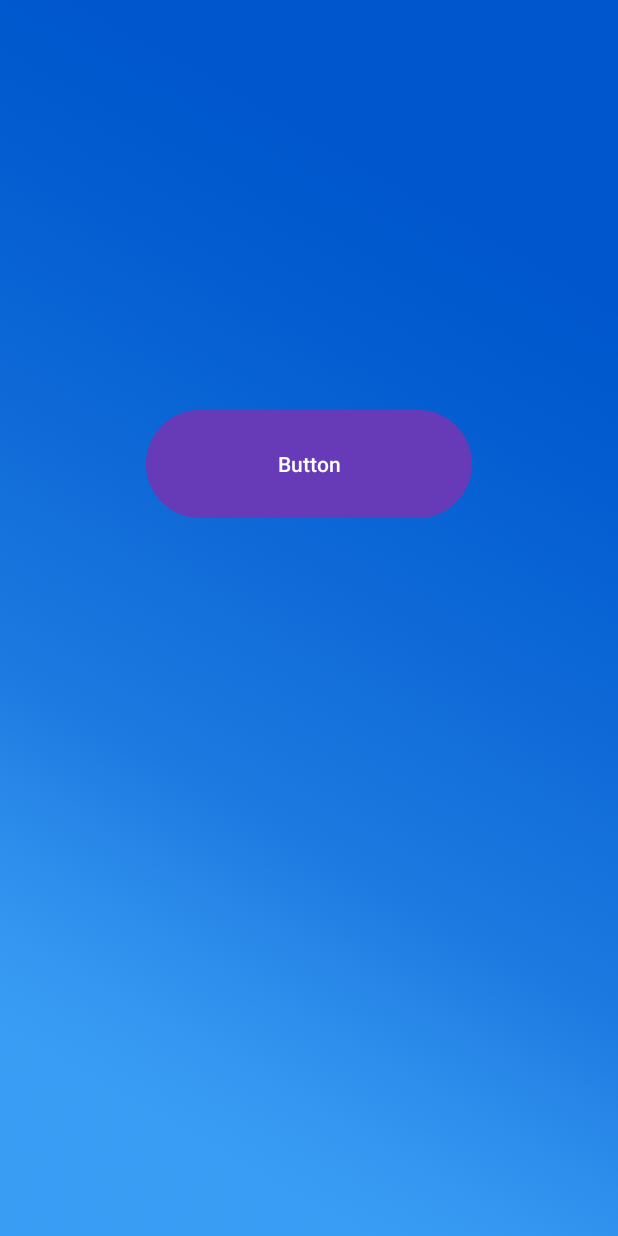
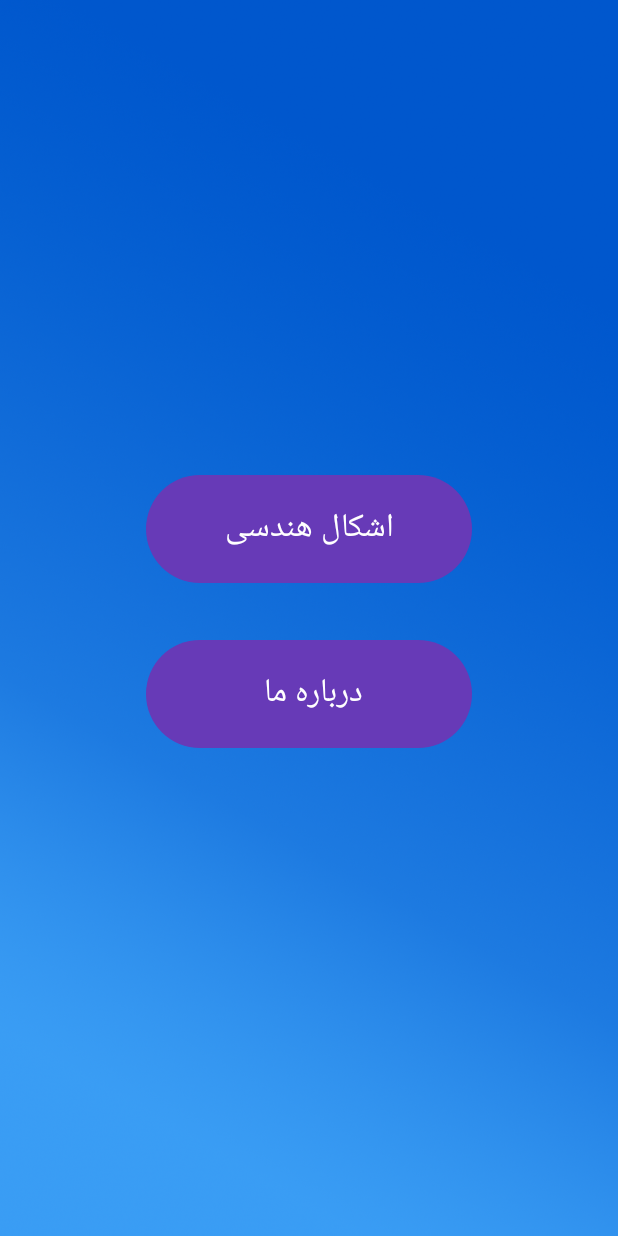
Before and after one commit to SkullGamer5/SuperMath, an Android app: the screen it shows after launch (MainActivity), on a phone screen of 412 x 824 dp. Run offline under Robolectric (Android 15) with nearby library versions, the phone set to English and light mode, and no system bars.

Commit message:
Added about

```diff
--- a/app/src/main/res/layout/activity_main.xml
+++ b/app/src/main/res/layout/activity_main.xml
@@ -8,14 +8,28 @@
     android:background="@drawable/untitled_1">
 
     <Button
-        android:id="@+id/button3"
+        android:id="@+id/about"
         android:layout_width="217dp"
         android:layout_height="80dp"
-        android:text="Button"
+        android:text="درباره ما "
+        android:textAppearance="@style/TextAppearance.AppCompat.Large"
         app:layout_constraintBottom_toBottomOf="parent"
         app:layout_constraintEnd_toEndOf="parent"
         app:layout_constraintStart_toStartOf="parent"
         app:layout_constraintTop_toTopOf="parent"
-        app:layout_constraintVertical_bias="0.362"
+        app:layout_constraintVertical_bias="0.568"
+        tools:ignore="HardcodedText" />
+
+    <Button
+        android:id="@+id/shapes"
+        android:layout_width="217dp"
+        android:layout_height="80dp"
+        android:text="اشکال هندسی"
+        android:textAppearance="@style/TextAppearance.AppCompat.Large"
+        app:layout_constraintBottom_toBottomOf="parent"
+        app:layout_constraintEnd_toEndOf="parent"
+        app:layout_constraintStart_toStartOf="parent"
+        app:layout_constraintTop_toTopOf="parent"
+        app:layout_constraintVertical_bias="0.42"
         tools:ignore="HardcodedText" />
 </androidx.constraintlayout.widget.ConstraintLayout>
```
